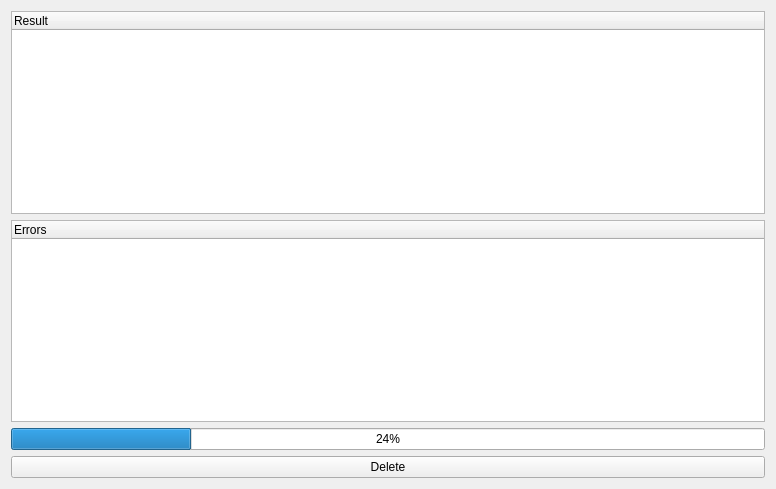
Qt form process.ui (IvanGusevGit/duplicate_finder) before a commit.
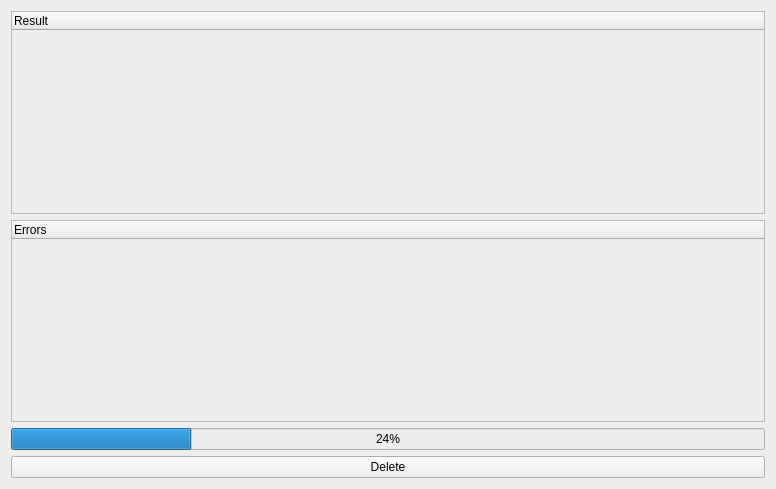
The same form after that commit.

```diff
--- a/process.ui
+++ b/process.ui
@@ -13,6 +13,9 @@
   <property name="windowTitle">
    <string>Form</string>
   </property>
+  <property name="styleSheet">
+   <string notr="true">background-color: rgb(238, 238, 236);</string>
+  </property>
   <layout class="QGridLayout" name="gridLayout">
    <item row="0" column="0">
     <widget class="QTreeWidget" name="result_tree">
```
